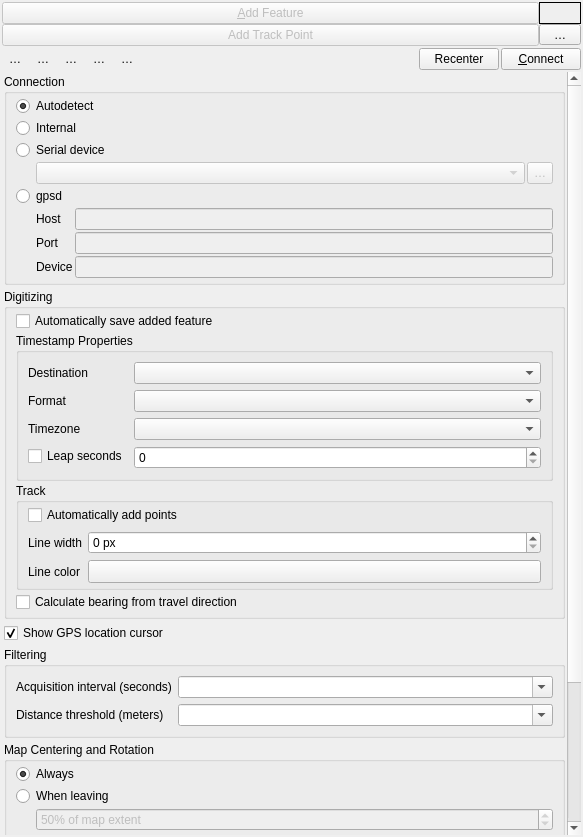
Above: src/ui/qgsgpsinformationwidgetbase.ui from qgis/QGIS before the change. Below: the same form after it.
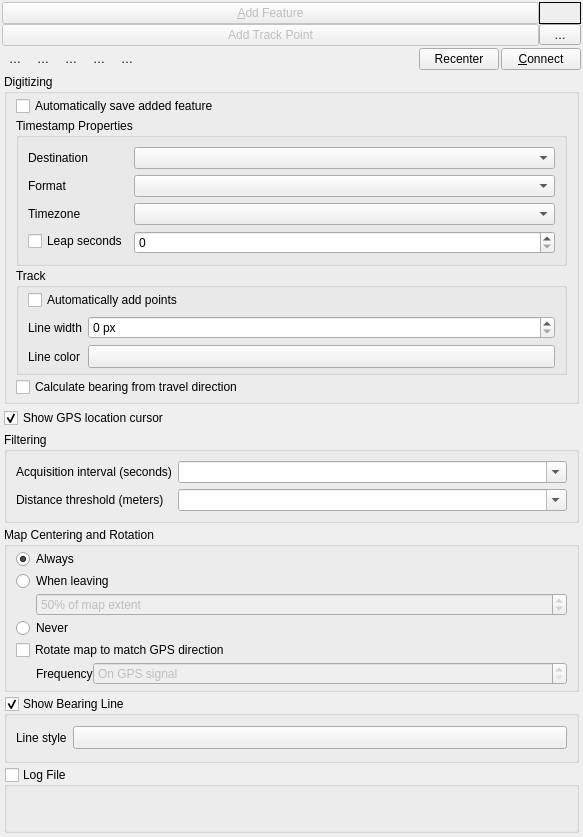
That is the form after the change. The open tabs and pages were chosen to show the change. Icons and pictures are not drawn. Custom widgets are drawn as their Qt base class.

Commit message:
[gps] Move GPS connection settings from GPS information panel to GPS options tab in QGIS settings
This is a more of a "set once and forget" setting, vs something
which needs to be frequently changed and always right in the user's
face.

Diff of the .ui file:
```diff
--- a/src/ui/qgsgpsinformationwidgetbase.ui
+++ b/src/ui/qgsgpsinformationwidgetbase.ui
@@ -600,9 +600,9 @@
           <property name="geometry">
            <rect>
             <x>0</x>
-            <y>-267</y>
+            <y>0</y>
             <width>565</width>
-            <height>1090</height>
+            <height>835</height>
            </rect>
           </property>
           <layout class="QGridLayout" name="gridLayout_7">
@@ -621,7 +621,7 @@
            <property name="verticalSpacing">
             <number>4</number>
            </property>
-           <item row="2" column="0">
+           <item row="1" column="0">
             <widget class="QgsCollapsibleGroupBox" name="groupBox_2">
              <property name="title">
               <string>Digitizing</string>
@@ -776,7 +776,89 @@
              </layout>
             </widget>
            </item>
+           <item row="2" column="0">
+            <widget class="QCheckBox" name="mCheckShowMarker">
+             <property name="text">
+              <string>Show GPS location cursor</string>
+             </property>
+             <property name="checked">
+              <bool>true</bool>
+             </property>
+            </widget>
+           </item>
            <item row="5" column="0">
+            <widget class="QgsCollapsibleGroupBox" name="mShowBearingLineCheck">
+             <property name="title">
+              <string>Show Bearing Line</string>
+             </property>
+             <property name="checkable">
+              <bool>true</bool>
+             </property>
+             <layout class="QHBoxLayout" name="horizontalLayout_4" stretch="0,1">
+              <item>
+               <widget class="QLabel" name="label_11">
+                <property name="text">
+                 <string>Line style</string>
+                </property>
+               </widget>
+              </item>
+              <item>
+               <widget class="QgsSymbolButton" name="mBearingLineStyleButton">
+                <property name="sizePolicy">
+                 <sizepolicy hsizetype="Preferred" vsizetype="Fixed">
+                  <horstretch>0</horstretch>
+                  <verstretch>0</verstretch>
+                 </sizepolicy>
+                </property>
+                <property name="text">
+                 <string/>
+                </property>
+               </widget>
+              </item>
+             </layout>
+            </widget>
+           </item>
+           <item row="6" column="0">
+            <widget class="QgsCollapsibleGroupBox" name="mLogFileGroupBox">
+             <property name="enabled">
+              <bool>true</bool>
+             </property>
+             <property name="minimumSize">
+              <size>
+               <width>0</width>
+               <height>0</height>
+              </size>
+             </property>
+             <property name="toolTip">
+              <string>save GPS data (NMEA sentences) to a file</string>
+             </property>
+             <property name="title">
+              <string>Log File</string>
+             </property>
+             <property name="checkable">
+              <bool>true</bool>
+             </property>
+             <property name="checked">
+              <bool>false</bool>
+             </property>
+             <layout class="QGridLayout" name="gridLayout_13" columnstretch="100">
+              <property name="topMargin">
+               <number>2</number>
+              </property>
+              <property name="bottomMargin">
+               <number>4</number>
+              </property>
+              <item row="0" column="0">
+               <widget class="QgsFileWidget" name="mLogFilename" native="true">
+                <property name="focusPolicy">
+                 <enum>Qt::StrongFocus</enum>
+                </property>
+               </widget>
+              </item>
+             </layout>
+            </widget>
+           </item>
+           <item row="4" column="0">
             <widget class="QgsCollapsibleGroupBoxBasic" name="groupBox">
              <property name="title">
               <string>Map Centering and Rotation</string>
@@ -905,263 +987,7 @@
              </layout>
             </widget>
            </item>
-           <item row="7" column="0">
-            <widget class="QgsCollapsibleGroupBox" name="mLogFileGroupBox">
-             <property name="enabled">
-              <bool>true</bool>
-             </property>
-             <property name="minimumSize">
-              <size>
-               <width>0</width>
-               <height>0</height>
-              </size>
-             </property>
-             <property name="toolTip">
-              <string>save GPS data (NMEA sentences) to a file</string>
-             </property>
-             <property name="title">
-              <string>Log File</string>
-             </property>
-             <property name="checkable">
-              <bool>true</bool>
-             </property>
-             <property name="checked">
-              <bool>false</bool>
-             </property>
-             <layout class="QGridLayout" name="gridLayout_13" columnstretch="100">
-              <property name="topMargin">
-               <number>2</number>
-              </property>
-              <property name="bottomMargin">
-               <number>4</number>
-              </property>
-              <item row="0" column="0">
-               <widget class="QgsFileWidget" name="mLogFilename" native="true">
-                <property name="focusPolicy">
-                 <enum>Qt::StrongFocus</enum>
-                </property>
-               </widget>
-              </item>
-             </layout>
-            </widget>
-           </item>
-           <item row="0" column="0">
-            <widget class="QgsCollapsibleGroupBox" name="mDeviceGroupBox">
-             <property name="title">
-              <string>Connection</string>
-             </property>
-             <layout class="QGridLayout" name="gridLayout">
-              <property name="topMargin">
-               <number>2</number>
-              </property>
-              <property name="bottomMargin">
-               <number>4</number>
-              </property>
-              <property name="spacing">
-               <number>2</number>
-              </property>
-              <item row="1" column="0">
-               <widget class="QRadioButton" name="mRadInternal">
-                <property name="text">
-                 <string>Internal</string>
-                </property>
-               </widget>
-              </item>
-              <item row="3" column="0">
-               <layout class="QHBoxLayout" name="horizontalLayout_3">
-                <property name="spacing">
-                 <number>2</number>
-                </property>
-                <property name="leftMargin">
-                 <number>20</number>
-                </property>
-                <item>
-                 <widget class="QComboBox" name="mCboDevices">
-                  <property name="enabled">
-                   <bool>false</bool>
-                  </property>
-                 </widget>
-                </item>
-                <item>
-                 <widget class="QToolButton" name="mBtnRefreshDevices">
-                  <property name="enabled">
-                   <bool>false</bool>
-                  </property>
-                  <property name="sizePolicy">
-                   <sizepolicy hsizetype="Fixed" vsizetype="Preferred">
-                    <horstretch>0</horstretch>
-                    <verstretch>0</verstretch>
-                   </sizepolicy>
-                  </property>
-                  <property name="toolTip">
-                   <string>Refresh serial device list</string>
-                  </property>
-                  <property name="text">
-                   <string>…</string>
-                  </property>
-                  <property name="icon">
-                   <iconset resource="../../images/images.qrc">
-                    <normaloff>:/images/themes/default/mActionRefresh.svg</normaloff>:/images/themes/default/mActionRefresh.svg</iconset>
-                  </property>
-                 </widget>
-                </item>
-               </layout>
-              </item>
-              <item row="0" column="0">
-               <widget class="QRadioButton" name="mRadAutodetect">
-                <property name="text">
-                 <string>Autodetect</string>
-                </property>
-                <property name="checked">
-                 <bool>true</bool>
-                </property>
-               </widget>
-              </item>
-              <item row="5" column="0">
-               <layout class="QGridLayout" name="gridLayout_12">
-                <property name="leftMargin">
-                 <number>20</number>
-                </property>
-                <property name="verticalSpacing">
-                 <number>2</number>
-                </property>
-                <item row="1" column="0">
-                 <widget class="QLabel" name="label_4">
-                  <property name="text">
-                   <string>Port</string>
-                  </property>
-                  <property name="buddy">
-                   <cstring>mGpsdPort</cstring>
-                  </property>
-                 </widget>
-                </item>
-                <item row="0" column="0">
-                 <widget class="QLabel" name="label_3">
-                  <property name="text">
-                   <string>Host</string>
-                  </property>
-                  <property name="buddy">
-                   <cstring>mGpsdHost</cstring>
-                  </property>
-                 </widget>
-                </item>
-                <item row="2" column="0">
-                 <widget class="QLabel" name="label_5">
-                  <property name="text">
-                   <string>Device</string>
-                  </property>
-                  <property name="buddy">
-                   <cstring>mGpsdDevice</cstring>
-                  </property>
-                 </widget>
-                </item>
-                <item row="2" column="1">
-                 <widget class="QLineEdit" name="mGpsdDevice">
-                  <property name="enabled">
-                   <bool>false</bool>
-                  </property>
-                  <property name="sizePolicy">
-                   <sizepolicy hsizetype="Expanding" vsizetype="Fixed">
-                    <horstretch>0</horstretch>
-                    <verstretch>0</verstretch>
-                   </sizepolicy>
-                  </property>
-                 </widget>
-                </item>
-                <item row="0" column="1">
-                 <widget class="QLineEdit" name="mGpsdHost">
-                  <property name="enabled">
-                   <bool>false</bool>
-                  </property>
-                  <property name="sizePolicy">
-                   <sizepolicy hsizetype="Expanding" vsizetype="Fixed">
-                    <horstretch>0</horstretch>
-                    <verstretch>0</verstretch>
-                   </sizepolicy>
-                  </property>
-                 </widget>
-                </item>
-                <item row="1" column="1">
-                 <widget class="QLineEdit" name="mGpsdPort">
-                  <property name="enabled">
-                   <bool>false</bool>
-                  </property>
-                  <property name="sizePolicy">
-                   <sizepolicy hsizetype="Expanding" vsizetype="Fixed">
-                    <horstretch>0</horstretch>
-                    <verstretch>0</verstretch>
-                   </sizepolicy>
-                  </property>
-                  <property name="inputMask">
-                   <string>00000</string>
-                  </property>
-                  <property name="maxLength">
-                   <number>5</number>
-                  </property>
-                 </widget>
-                </item>
-               </layout>
-              </item>
-              <item row="4" column="0">
-               <widget class="QRadioButton" name="mRadGpsd">
-                <property name="text">
-                 <string>gpsd</string>
-                </property>
-               </widget>
-              </item>
-              <item row="2" column="0">
-               <widget class="QRadioButton" name="mRadUserPath">
-                <property name="text">
-                 <string>Serial device</string>
-                </property>
-               </widget>
-              </item>
-             </layout>
-            </widget>
-           </item>
            <item row="3" column="0">
-            <widget class="QCheckBox" name="mCheckShowMarker">
-             <property name="text">
-              <string>Show GPS location cursor</string>
-             </property>
-             <property name="checked">
-              <bool>true</bool>
-             </property>
-            </widget>
-           </item>
-           <item row="6" column="0">
-            <widget class="QgsCollapsibleGroupBox" name="mShowBearingLineCheck">
-             <property name="title">
-              <string>Show Bearing Line</string>
-             </property>
-             <property name="checkable">
-              <bool>true</bool>
-             </property>
-             <layout class="QHBoxLayout" name="horizontalLayout_4" stretch="0,1">
-              <item>
-               <widget class="QLabel" name="label_11">
-                <property name="text">
-                 <string>Line style</string>
-                </property>
-               </widget>
-              </item>
-              <item>
-               <widget class="QgsSymbolButton" name="mBearingLineStyleButton">
-                <property name="sizePolicy">
-                 <sizepolicy hsizetype="Preferred" vsizetype="Fixed">
-                  <horstretch>0</horstretch>
-                  <verstretch>0</verstretch>
-                 </sizepolicy>
-                </property>
-                <property name="text">
-                 <string/>
-                </property>
-               </widget>
-              </item>
-             </layout>
-            </widget>
-           </item>
-           <item row="4" column="0">
             <widget class="QgsCollapsibleGroupBox" name="groupBox_4">
              <property name="title">
               <string>Filtering</string>
```
Left out of the diff: 363 changed lines with no effect on the pictures. The commit also changes 11 other files.
